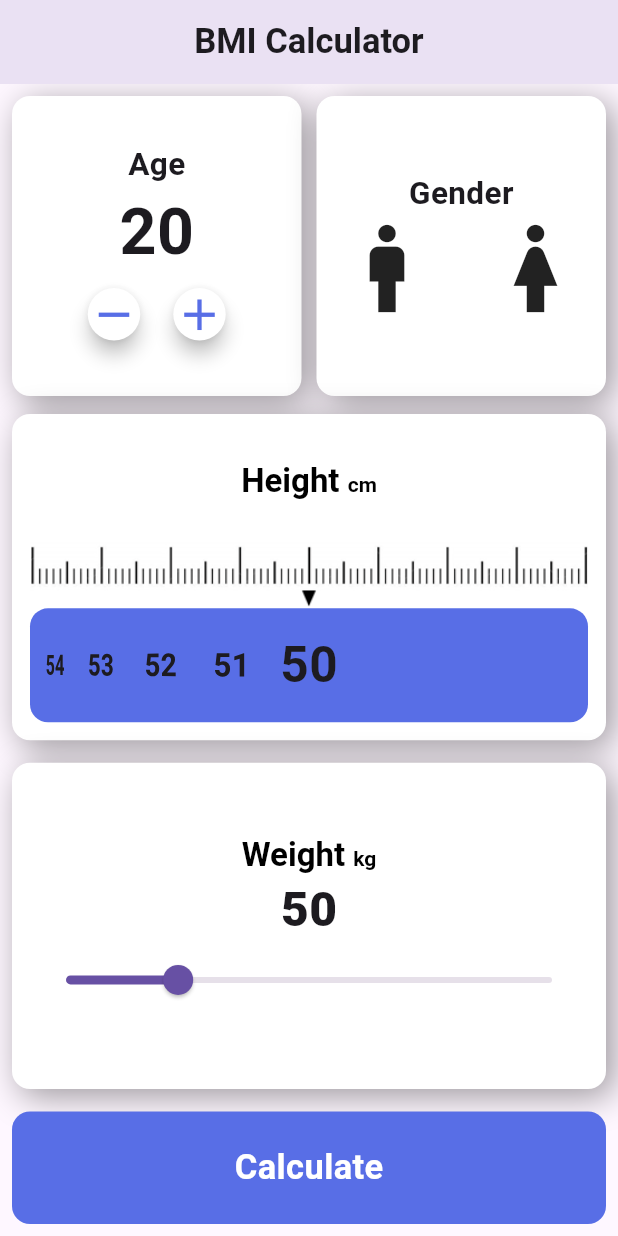
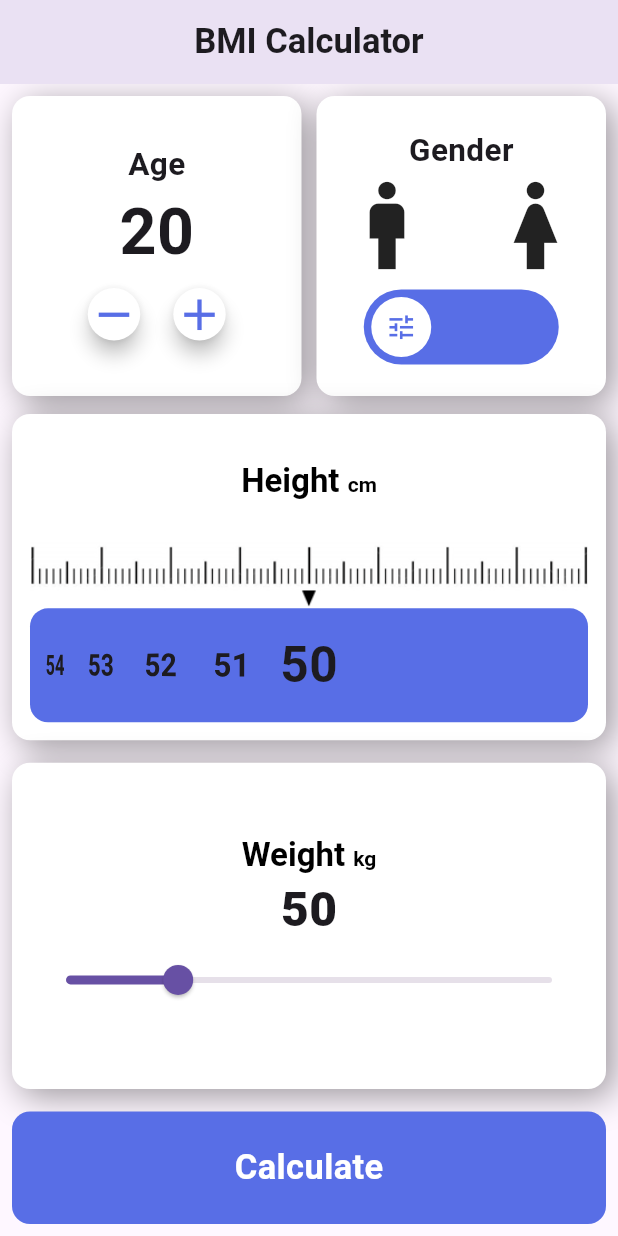
Before and after one commit to sangeet889/flutter-bmi-calculator, a Flutter app: the screen it shows after launch, on a phone screen of 412 x 824 dp. Run offline on Flutter 3.47's test engine with Material 3 defaults, Android fonts, the phone set to English and light mode, and no system bars; drawn by our look-alikes of lite_rolling_switch.

Commit message:
Added lite rolling switch

```diff
--- a/lib/screen.dart
+++ b/lib/screen.dart
@@ -3,6 +3,7 @@ import 'dart:math';
 import 'package:bodymassindex/bmicalculator.dart';
 import 'package:bodymassindex/result_page.dart';
 import 'package:flutter/material.dart';
+import 'package:lite_rolling_switch/lite_rolling_switch.dart';
 
 class HomeScreen extends StatefulWidget {
   const HomeScreen({super.key});
@@ -15,6 +16,7 @@ class _HomeScreenState extends State<HomeScreen> {
   int age = 20;
   int height = 120;
   double weight = 50;
+  bool liteScrolling = false;
   @override
   Widget build(BuildContext context) {
     return Scaffold(
@@ -109,7 +111,7 @@ class _HomeScreenState extends State<HomeScreen> {
                   //GENDER CONTAINER
                   Expanded(
                     child: ShadowContainer(
-                      height: 300,
+                      height: 300, // ✅ taller to fit the switch
                       shadowColor: Colors.purple,
                       child: Column(
                         mainAxisAlignment: MainAxisAlignment.center,
@@ -128,11 +130,34 @@ class _HomeScreenState extends State<HomeScreen> {
                               Icon(Icons.woman, size: 70),
                             ],
                           ),
+
+                          SizedBox(height: 8),
+
+                          // ✅ LiteRollingSwitch placed right below the icons
+                          FittedBox(
+                            child: LiteRollingSwitch(
+                              value: liteScrolling,
+                              textOn: '',
+                              textOff: '',
+                              colorOn: Color(0xff586EE6),
+                              colorOff: Color(0xff586EE6),
+                              iconOn: Icons.tune,
+                              iconOff: Icons.tune_outlined,
+                              textSize: 14,
+                              onChanged: (val) {
+                                setState(() {
+                                  liteScrolling = val;
+                                });
+                              },
+                              onTap: () {},
+                              onDoubleTap: () {},
+                              onSwipe: () {},
+                            ),
+                          ),
                         ],
                       ),
                     ),
                   ),
-                  //gender container ended
                 ],
               ),
               SizedBox(height: 12),
--- a/pubspec.yaml
+++ b/pubspec.yaml
@@ -36,8 +36,6 @@ dependencies:
   # Use with the CupertinoIcons class for iOS style icons.
   cupertino_icons: ^1.0.8
   lite_rolling_switch: ^1.0.1
-
-
 dev_dependencies:
   flutter_test:
     sdk: flutter
```
